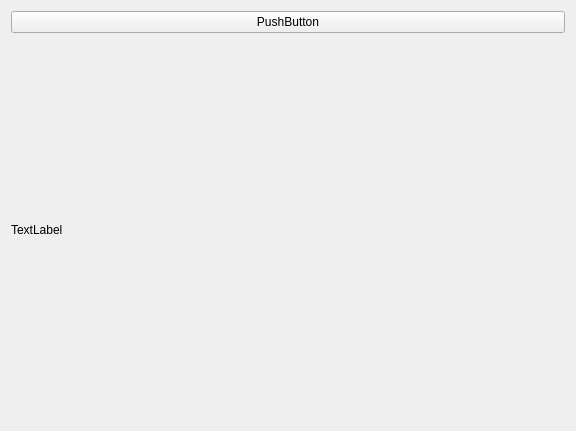
Before: the Qt Designer form Test.ui in jingjing1989/YouYoQt, drawn with Qt 5.
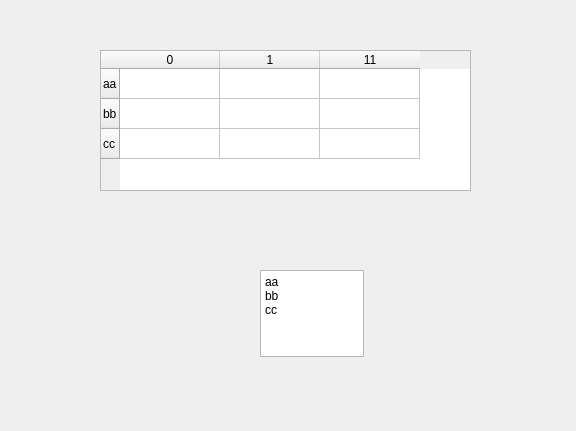
After: the same form once the commit is applied.

The edit to the form file:
```diff
--- a/Test.ui
+++ b/Test.ui
@@ -13,22 +13,61 @@
   <property name="windowTitle">
    <string>Form</string>
   </property>
-  <layout class="QGridLayout" name="gridLayout_3">
-   <item row="2" column="0">
-    <widget class="QLabel" name="label">
-     <property name="text">
-      <string>TextLabel</string>
-     </property>
-    </widget>
-   </item>
-   <item row="1" column="0">
-    <widget class="QPushButton" name="pushButton">
-     <property name="text">
-      <string>PushButton</string>
-     </property>
-    </widget>
-   </item>
-  </layout>
+  <widget class="QTableWidget" name="tableWidget">
+   <property name="geometry">
+    <rect>
+     <x>100</x>
+     <y>50</y>
+     <width>371</width>
+     <height>141</height>
+    </rect>
+   </property>
+   <row>
+    <property name="text">
+     <string>aa</string>
+    </property>
+   </row>
+   <row>
+    <property name="text">
+     <string>bb</string>
+    </property>
+   </row>
+   <row>
+    <property name="text">
+     <string>cc</string>
+    </property>
+   </row>
+   <column>
+    <property name="text">
+     <string>0</string>
+    </property>
+   </column>
+   <column>
+    <property name="text">
+     <string>1</string>
+    </property>
+   </column>
+   <column>
+    <property name="text">
+     <string>11</string>
+    </property>
+   </column>
+  </widget>
+  <widget class="QPlainTextEdit" name="plainTextEdit">
+   <property name="geometry">
+    <rect>
+     <x>260</x>
+     <y>270</y>
+     <width>104</width>
+     <height>87</height>
+    </rect>
+   </property>
+   <property name="plainText">
+    <string>aa
+bb
+cc</string>
+   </property>
+  </widget>
  </widget>
  <resources/>
  <connections>
```
Left out of the diff: 19 changed lines with no effect on the pictures.
